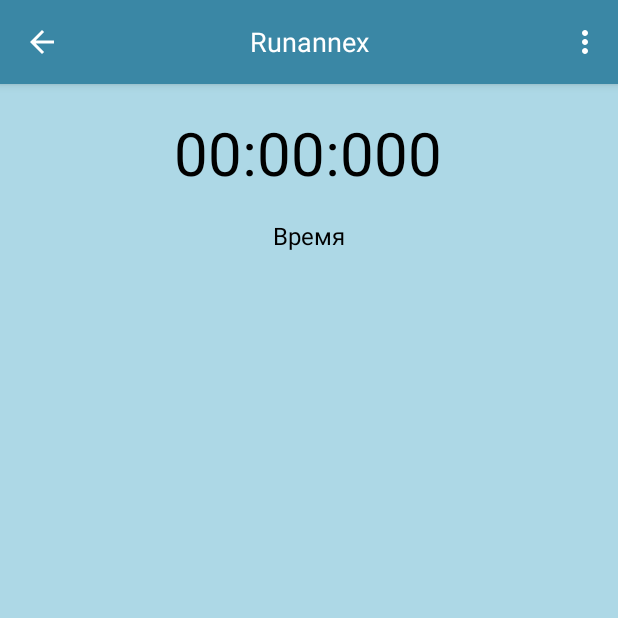
After one commit to Securedill/Runannex, an Android app: the Result screen opened directly, with no data from a screen before it, on a phone screen of 412 x 824 dp, the top half of it. The commit adds this screen. Run offline under Robolectric (Android 15) with nearby library versions, the phone set to English and light mode, and no system bars; Roboto replaces fonts that are not available here.

Commit message:
Result Activity

```diff
--- a/Runannex/app/build.gradle
+++ b/Runannex/app/build.gradle
@@ -26,4 +26,5 @@ dependencies {
     androidTestImplementation 'com.android.support.test:runner:1.0.1'
     androidTestImplementation 'com.android.support.test.espresso:espresso-core:3.0.1'
     implementation 'com.android.support:mediarouter-v7:26.1.0'
+    implementation 'com.google.android.gms:play-services-maps:11.8.0'
 }
--- /dev/null
+++ b/Runannex/app/src/main/java/com/example/admin/runannex/Result.java
@@ -0,0 +1,51 @@
+package com.example.admin.runannex;
+
+import android.content.SharedPreferences;
+import android.content.pm.ActivityInfo;
+import android.support.v7.app.ActionBar;
+import android.support.v7.app.AppCompatActivity;
+import android.os.Bundle;
+import android.view.Menu;
+import android.widget.TextView;
+
+public class Result extends AppCompatActivity {
+
+    SharedPreferences sPref;
+    int Seconds, Minutes, MilliSeconds;
+
+    @Override
+    protected void onCreate(Bundle savedInstanceState) {
+        super.onCreate(savedInstanceState);
+        setContentView(R.layout.activity_result);
+        setRequestedOrientation(ActivityInfo.SCREEN_ORIENTATION_PORTRAIT);
+        getSupportActionBar().setDisplayOptions(ActionBar.DISPLAY_SHOW_CUSTOM);
+        getSupportActionBar().setCustomView(R.layout.abs_layout);
+        getSupportActionBar().setDisplayHomeAsUpEnabled(true);
+
+        final TextView timer = (TextView) findViewById(R.id.timer);
+
+        sPref = getApplication().getSharedPreferences("Data", MODE_PRIVATE);
+        Seconds = sPref.getInt("Sec",0);
+        Minutes = sPref.getInt("Min",0);
+        MilliSeconds = sPref.getInt("Millis",0);
+        timer.setText(String.format("%02d", Minutes) + ":"
+                + String.format("%02d", Seconds) + ":"
+                + String.format("%03d", MilliSeconds));
+
+
+    }
+
+    @Override
+    public boolean onSupportNavigateUp(){
+        finish();
+        return true;
+    }
+
+
+    public boolean onCreateOptionsMenu(Menu menu){
+
+        getMenuInflater().inflate(R.menu.menu_main, menu);
+        return true;
+    }
+
+}
--- a/Runannex/app/src/main/res/layout/abs_layout.xml
+++ b/Runannex/app/src/main/res/layout/abs_layout.xml
@@ -1,6 +1,7 @@
 <?xml version="1.0" encoding="utf-8"?>
 <LinearLayout xmlns:android="http://schemas.android.com/apk/res/android"
-    android:layout_width="match_parent"
+    android:layout_gravity="center"
+    android:layout_width="wrap_content"
     android:layout_height="wrap_content"
     android:orientation="vertical" >
 
--- /dev/null
+++ b/Runannex/app/src/main/res/layout/activity_result.xml
@@ -0,0 +1,48 @@
+<?xml version="1.0" encoding="utf-8"?>
+<android.support.constraint.ConstraintLayout xmlns:android="http://schemas.android.com/apk/res/android"
+    xmlns:app="http://schemas.android.com/apk/res-auto"
+    xmlns:tools="http://schemas.android.com/tools"
+    android:layout_width="match_parent"
+    android:layout_height="match_parent"
+    android:background="#ADD8E6"
+    tools:context="com.example.admin.runannex.Result">
+
+    <TextView
+        android:id="@+id/timer"
+        android:layout_width="254dp"
+        android:layout_height="56dp"
+        android:layout_marginBottom="8dp"
+        android:layout_marginEnd="8dp"
+        android:layout_marginStart="8dp"
+        android:layout_marginTop="8dp"
+        android:fontFamily="sans-serif"
+        android:text="00:00:000"
+        android:textAlignment="center"
+        android:textColor="@color/colorAccent"
+        android:textSize="40sp"
+        app:layout_constraintBottom_toBottomOf="parent"
+        app:layout_constraintEnd_toEndOf="parent"
+        app:layout_constraintHorizontal_bias="0.496"
+        app:layout_constraintStart_toStartOf="parent"
+        app:layout_constraintTop_toTopOf="parent"
+        app:layout_constraintVertical_bias="0.015" />
+
+    <TextView
+        android:id="@+id/time"
+        android:layout_width="wrap_content"
+        android:layout_height="wrap_content"
+        android:layout_marginBottom="8dp"
+        android:layout_marginEnd="8dp"
+        android:layout_marginStart="8dp"
+        android:layout_marginTop="8dp"
+        android:text="@string/time"
+        android:textAlignment="center"
+        android:textColor="@color/colorAccent"
+        android:textSize="16sp"
+        app:layout_constraintBottom_toBottomOf="parent"
+        app:layout_constraintEnd_toEndOf="parent"
+        app:layout_constraintStart_toStartOf="parent"
+        app:layout_constraintTop_toTopOf="parent"
+        app:layout_constraintVertical_bias="0.112" />
+
+</android.support.constraint.ConstraintLayout>
--- a/Runannex/app/src/main/res/layout/activity_training.xml
+++ b/Runannex/app/src/main/res/layout/activity_training.xml
@@ -17,9 +17,10 @@
         android:layout_marginTop="8dp"
         app:layout_constraintBottom_toBottomOf="parent"
         app:layout_constraintEnd_toEndOf="parent"
+        app:layout_constraintHorizontal_bias="0.496"
         app:layout_constraintStart_toStartOf="parent"
         app:layout_constraintTop_toTopOf="parent"
-        app:layout_constraintVertical_bias="0.9">
+        app:layout_constraintVertical_bias="0.944">
 
 
         <Button
@@ -115,7 +116,7 @@
         app:layout_constraintVertical_bias="0.015" />
 
     <TextView
-        android:id="@+id/textView2"
+        android:id="@+id/time"
         android:layout_width="wrap_content"
         android:layout_height="wrap_content"
         android:layout_marginBottom="8dp"
```
Also changed, not shown: Runannex/app/src/main/AndroidManifest.xml (+19 -5 lines), Runannex/app/src/main/java/com/example/admin/runannex/Training.java (+46 -2 lines).
